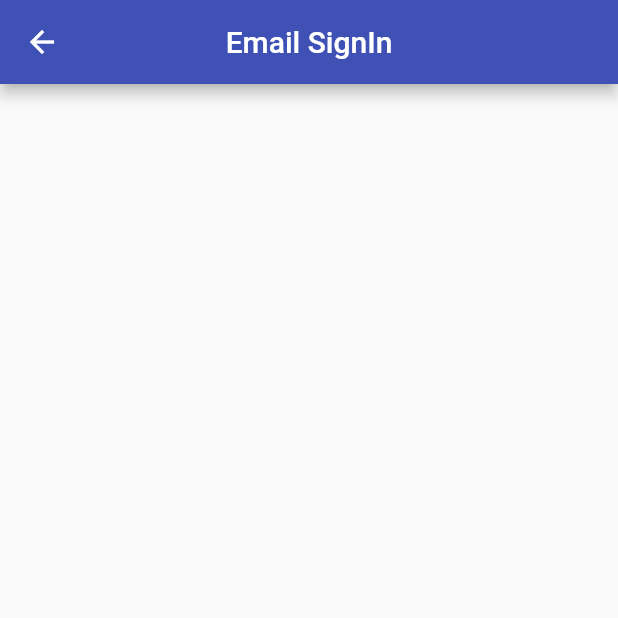
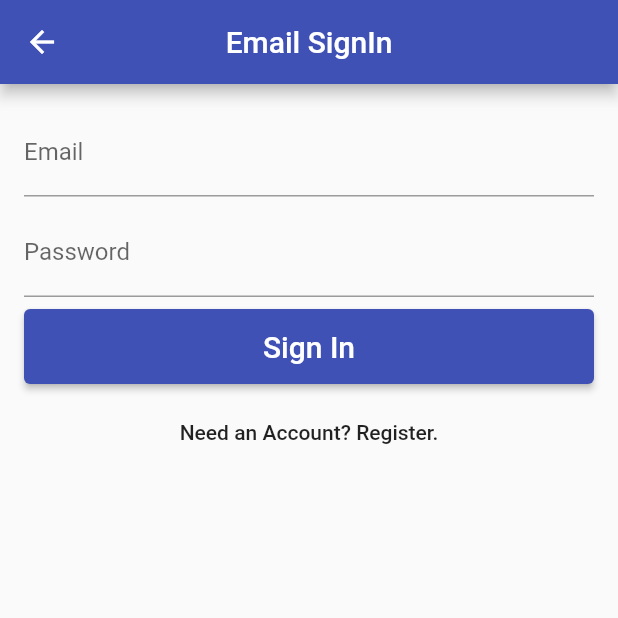
Before and after one commit to devmvk/time_tracker, a Flutter app: the EmailSignIn screen opened directly, on a phone screen of 412 x 824 dp, the top half of it. Run offline on Flutter 3.47's test engine with Material 2 defaults, Android fonts, the phone set to English and light mode, and no system bars; our stand-ins replace firebase_auth, google_sign_in; missing offline and left inert: flutter_facebook_login; accounts and stored records are empty.

Commit message:
email sign in form layout

```diff
--- /dev/null
+++ b/lib/authentication/email_sign_in_form.dart
@@ -0,0 +1,74 @@
+import 'package:flutter/material.dart';
+import 'package:time_tracker/authentication/form_submit_button.dart';
+
+
+enum EmailFormType{ signIn, register}
+
+class EmailSignInForm extends StatefulWidget {
+  @override
+  _EmailSignInFormState createState() => _EmailSignInFormState();
+}
+
+class _EmailSignInFormState extends State<EmailSignInForm> {
+
+  final TextEditingController _emailController = TextEditingController();
+  final TextEditingController _passwordController = TextEditingController();
+  EmailFormType _formType = EmailFormType.signIn;
+
+  void _submit(){
+    print("email: ${_emailController.text} password: ${_passwordController.text}");
+  }
+
+  void _toggleFormType(){
+    setState(() {
+      _formType = _formType == EmailFormType.signIn ? EmailFormType.register : EmailFormType.signIn;
+    });
+    _emailController.clear();
+    _passwordController.clear();
+  }
+
+  List<Widget> _buildChildren(){
+    String _primaryText = _formType == EmailFormType.signIn ? "Sign In" : "Create Account";
+    String _secondaryText = _formType == EmailFormType.signIn ? "Need an Account? Register." : "Have an Account? Sign In";
+
+    return [
+      TextField(
+        controller: _emailController,
+        decoration: InputDecoration(
+          labelText: 'Email',
+          hintText: 'test@test.com'
+        ),
+      ),
+      SizedBox(height: 8.0,),
+      TextField(
+        controller: _passwordController,
+        decoration: InputDecoration(
+          labelText: 'Password'
+        ),
+        obscureText: true,
+      ),
+      SizedBox(height: 8.0,),
+      FormSignInButton(
+        text: _primaryText,
+        onPressed: _submit,
+      ),
+      SizedBox(height: 8.0,),
+      FlatButton(
+        child: Text(_secondaryText),
+        onPressed: _toggleFormType,
+      )
+    ];
+  }
+
+  @override
+  Widget build(BuildContext context) {
+    return Padding(
+      padding: const EdgeInsets.all(16.0),
+      child: Column(
+        mainAxisSize: MainAxisSize.min,
+        crossAxisAlignment: CrossAxisAlignment.stretch,
+        children: _buildChildren(),
+      ),
+    );
+  }
+}
--- a/lib/authentication/email_sign_in_page.dart
+++ b/lib/authentication/email_sign_in_page.dart
@@ -1,4 +1,5 @@
 import 'package:flutter/material.dart';
+import 'package:time_tracker/authentication/email_sign_in_form.dart';
 
 class EmailSignIn extends StatelessWidget {
   @override
@@ -9,7 +10,7 @@ class EmailSignIn extends StatelessWidget {
           title: Text("Email SignIn"),
           centerTitle: true,
         ),
-        body: Container(),
+        body: EmailSignInForm(),
       ),
     );
   }
--- /dev/null
+++ b/lib/authentication/form_submit_button.dart
@@ -0,0 +1,14 @@
+import 'package:flutter/material.dart';
+import 'package:time_tracker/common/custom_raised_button.dart';
+
+class FormSignInButton extends CustomRaisedButton {
+  FormSignInButton({
+    @required String text,
+    VoidCallback onPressed,
+  }): super(
+    child: Text(text, style: TextStyle(color: Colors.white, fontSize: 20.0),),
+    color: Colors.indigo,
+    onPressed:onPressed,
+    borderRadius: 4.0
+  );
+}
```
